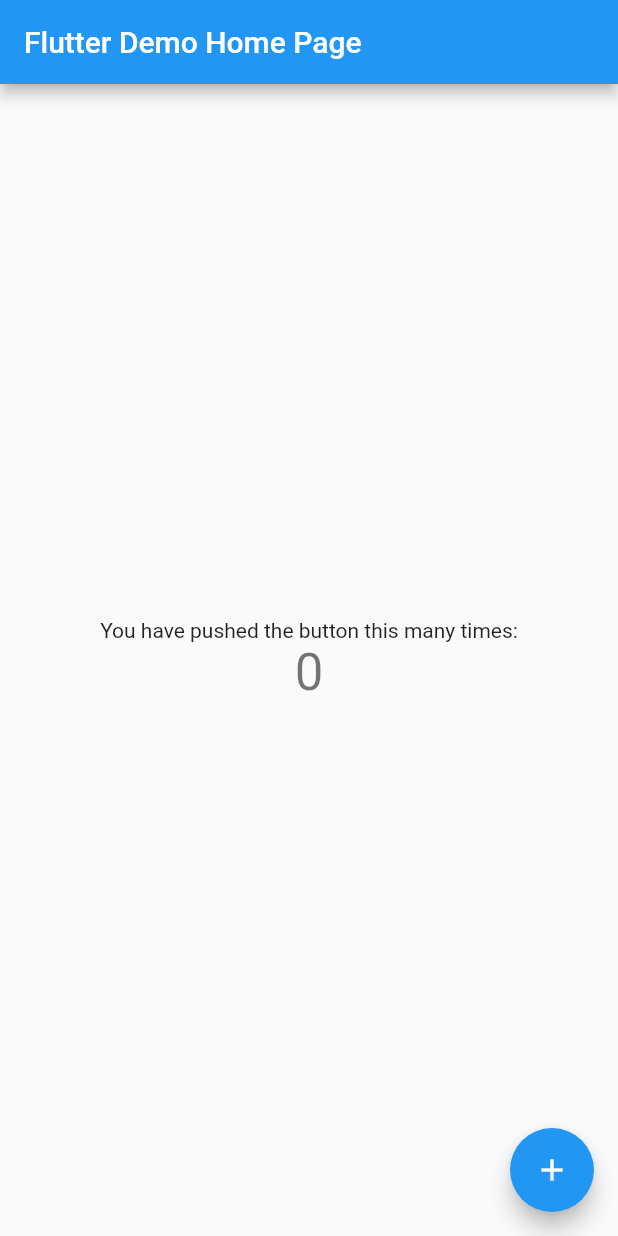
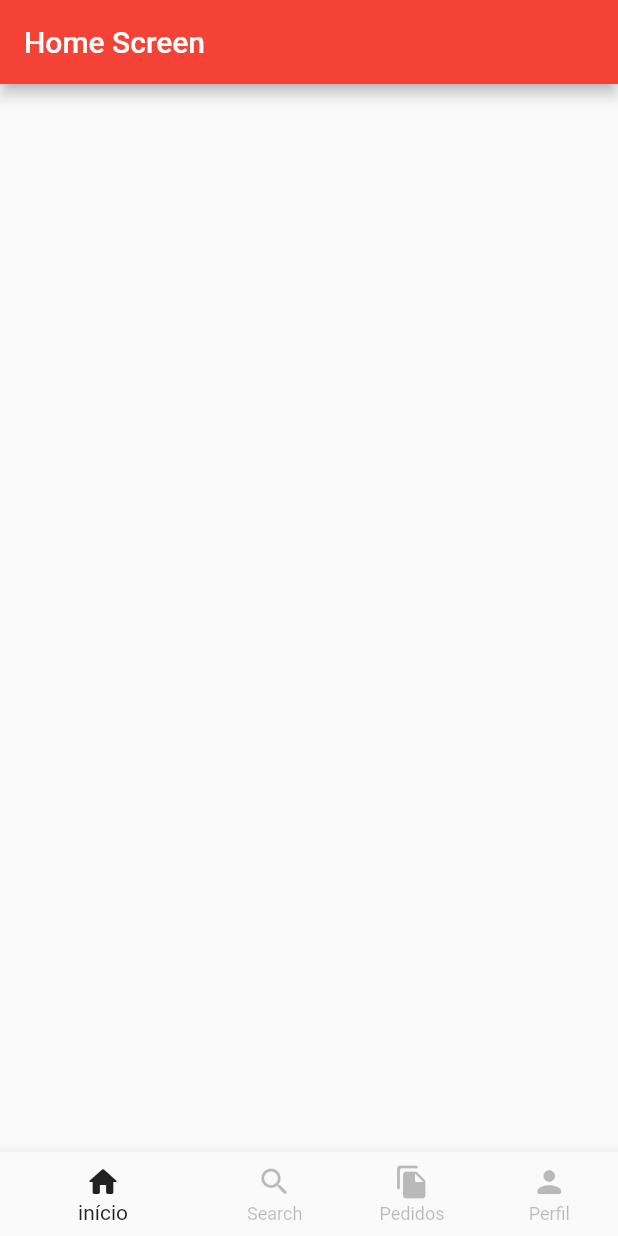
Before and after one commit to felipeassis97/ifood-clone, a Flutter app: the screen it shows after launch, on a phone screen of 412 x 824 dp. Run offline on Flutter 3.47's test engine with Material 2 defaults, Android fonts, the phone set to English and light mode, and no system bars.

Commit message:
create initial structure bottom bar

```diff
--- a/ifood_clone/lib/main.dart
+++ b/ifood_clone/lib/main.dart
@@ -1,115 +1,23 @@
 import 'package:flutter/material.dart';
+import 'package:ifood_clone/src/features/home/view/pages/home_page.dart';
 
 void main() {
-  runApp(const MyApp());
+  runApp(const IfoodApp());
 }
 
-class MyApp extends StatelessWidget {
-  const MyApp({Key? key}) : super(key: key);
+class IfoodApp extends StatelessWidget {
+  const IfoodApp({Key? key}) : super(key: key);
 
   // This widget is the root of your application.
   @override
   Widget build(BuildContext context) {
     return MaterialApp(
-      title: 'Flutter Demo',
+      title: 'Ifood',
       theme: ThemeData(
-        // This is the theme of your application.
-        //
-        // Try running your application with "flutter run". You'll see the
-        // application has a blue toolbar. Then, without quitting the app, try
-        // changing the primarySwatch below to Colors.green and then invoke
-        // "hot reload" (press "r" in the console where you ran "flutter run",
-        // or simply save your changes to "hot reload" in a Flutter IDE).
-        // Notice that the counter didn't reset back to zero; the application
-        // is not restarted.
-        primarySwatch: Colors.blue,
+        primarySwatch: Colors.red,
       ),
-      home: const MyHomePage(title: 'Flutter Demo Home Page'),
+      debugShowCheckedModeBanner: false,
+      home: const HomePage(),
     );
   }
 }
-
-class MyHomePage extends StatefulWidget {
-  const MyHomePage({Key? key, required this.title}) : super(key: key);
-
-  // This widget is the home page of your application. It is stateful, meaning
-  // that it has a State object (defined below) that contains fields that affect
-  // how it looks.
-
-  // This class is the configuration for the state. It holds the values (in this
-  // case the title) provided by the parent (in this case the App widget) and
-  // used by the build method of the State. Fields in a Widget subclass are
-  // always marked "final".
-
-  final String title;
-
-  @override
-  State<MyHomePage> createState() => _MyHomePageState();
-}
-
-class _MyHomePageState extends State<MyHomePage> {
-  int _counter = 0;
-
-  void _incrementCounter() {
-    setState(() {
-      // This call to setState tells the Flutter framework that something has
-      // changed in this State, which causes it to rerun the build method below
-      // so that the display can reflect the updated values. If we changed
-      // _counter without calling setState(), then the build method would not be
-      // called again, and so nothing would appear to happen.
-      _counter++;
-    });
-  }
-
-  @override
-  Widget build(BuildContext context) {
-    // This method is rerun every time setState is called, for instance as done
-    // by the _incrementCounter method above.
-    //
-    // The Flutter framework has been optimized to make rerunning build methods
-    // fast, so that you can just rebuild anything that needs updating rather
-    // than having to individually change instances of widgets.
-    return Scaffold(
-      appBar: AppBar(
-        // Here we take the value from the MyHomePage object that was created by
-        // the App.build method, and use it to set our appbar title.
-        title: Text(widget.title),
-      ),
-      body: Center(
-        // Center is a layout widget. It takes a single child and positions it
-        // in the middle of the parent.
-        child: Column(
-          // Column is also a layout widget. It takes a list of children and
-          // arranges them vertically. By default, it sizes itself to fit its
-          // children horizontally, and tries to be as tall as its parent.
-          //
-          // Invoke "debug painting" (press "p" in the console, choose the
-          // "Toggle Debug Paint" action from the Flutter Inspector in Android
-          // Studio, or the "Toggle Debug Paint" command in Visual Studio Code)
-          // to see the wireframe for each widget.
-          //
-          // Column has various properties to control how it sizes itself and
-          // how it positions its children. Here we use mainAxisAlignment to
-          // center the children vertically; the main axis here is the vertical
-          // axis because Columns are vertical (the cross axis would be
-          // horizontal).
-          mainAxisAlignment: MainAxisAlignment.center,
-          children: <Widget>[
-            const Text(
-              'You have pushed the button this many times:',
-            ),
-            Text(
-              '$_counter',
-              style: Theme.of(context).textTheme.headline4,
-            ),
-          ],
-        ),
-      ),
-      floatingActionButton: FloatingActionButton(
-        onPressed: _incrementCounter,
-        tooltip: 'Increment',
-        child: const Icon(Icons.add),
-      ), // This trailing comma makes auto-formatting nicer for build methods.
-    );
-  }
-}
--- /dev/null
+++ b/ifood_clone/lib/src/features/home/view/pages/home_page.dart
@@ -0,0 +1,29 @@
+import 'package:flutter/material.dart';
+import 'package:flutter/src/foundation/key.dart';
+import 'package:flutter/src/widgets/framework.dart';
+import 'package:ifood_design_system/ifood_design_system.dart';
+
+class HomePage extends StatefulWidget {
+  const HomePage({Key? key}) : super(key: key);
+
+  @override
+  State<HomePage> createState() => _HomePageState();
+}
+
+class _HomePageState extends State<HomePage> {
+  @override
+  Widget build(BuildContext context) {
+    return Scaffold(
+      appBar: AppBar(
+        title: const Text('Home Screen'),
+      ),
+      bottomNavigationBar:
+          IfoodBottomBar(onIndexSelected: (index) => print(index), items: [
+        IfoodBottomBarItem(icon: Icons.home_rounded, label: 'início'),
+        IfoodBottomBarItem(icon: Icons.search_rounded, label: 'Search'),
+        IfoodBottomBarItem(icon: Icons.file_copy_rounded, label: 'Pedidos'),
+        IfoodBottomBarItem(icon: Icons.person_rounded, label: 'Perfil'),
+      ]),
+    );
+  }
+}
--- /dev/null
+++ b/ifood_clone/libraries/ifood_design_system/analysis_options.yaml
@@ -0,0 +1,4 @@
+include: package:flutter_lints/flutter.yaml
+
+# Additional information about this file can be found at
+# https://dart.dev/guides/language/analysis-options
--- /dev/null
+++ b/ifood_clone/libraries/ifood_design_system/lib/ifood_design_system.dart
@@ -0,0 +1,4 @@
+library ifood_design_system;
+
+export 'src/widgets/bottom_bar/ifood_bottom_bar.dart';
+export 'src/widgets/bottom_bar/ifood_bottom_bar_item.dart';
--- /dev/null
+++ b/ifood_clone/libraries/ifood_design_system/lib/src/widgets/bottom_bar/ifood_bottom_bar.dart
@@ -0,0 +1,41 @@
+import 'package:flutter/material.dart';
+import 'package:ifood_design_system/src/widgets/bottom_bar/ifood_bottom_bar_item.dart';
+
+class IfoodBottomBar extends StatefulWidget {
+  final List<IfoodBottomBarItem> items;
+  final void Function(int index) onIndexSelected;
+  const IfoodBottomBar({
+    Key? key,
+    required this.items,
+    required this.onIndexSelected,
+  }) : super(key: key);
+
+  @override
+  State<IfoodBottomBar> createState() => _IfoodBottomBarState();
+}
+
+class _IfoodBottomBarState extends State<IfoodBottomBar> {
+  int indexSelected = 0;
+
+  @override
+  Widget build(BuildContext context) {
+    return BottomNavigationBar(
+      selectedItemColor: Colors.black87,
+      unselectedItemColor: Colors.black26,
+      showUnselectedLabels: true,
+      currentIndex: indexSelected,
+      onTap: (index) {
+        widget.onIndexSelected(index);
+        setState(() {
+          indexSelected = index;
+        });
+      },
+      items: List.from(
+        widget.items.map(
+          (item) =>
+              BottomNavigationBarItem(icon: Icon(item.icon), label: item.label),
+        ),
+      ),
+    );
+  }
+}
--- /dev/null
+++ b/ifood_clone/libraries/ifood_design_system/lib/src/widgets/bottom_bar/ifood_bottom_bar_item.dart
@@ -0,0 +1,8 @@
+import 'package:flutter/material.dart';
+
+class IfoodBottomBarItem {
+  final String label;
+  final IconData icon;
+
+  IfoodBottomBarItem({required this.label, required this.icon});
+}
```
Also changed, not shown: ifood_clone/libraries/ifood_design_system/pubspec.yaml (added, +54 -0 lines), ifood_clone/pubspec.yaml (+7 -0 lines), ifood_clone/pubspec.lock, 7 other files.
